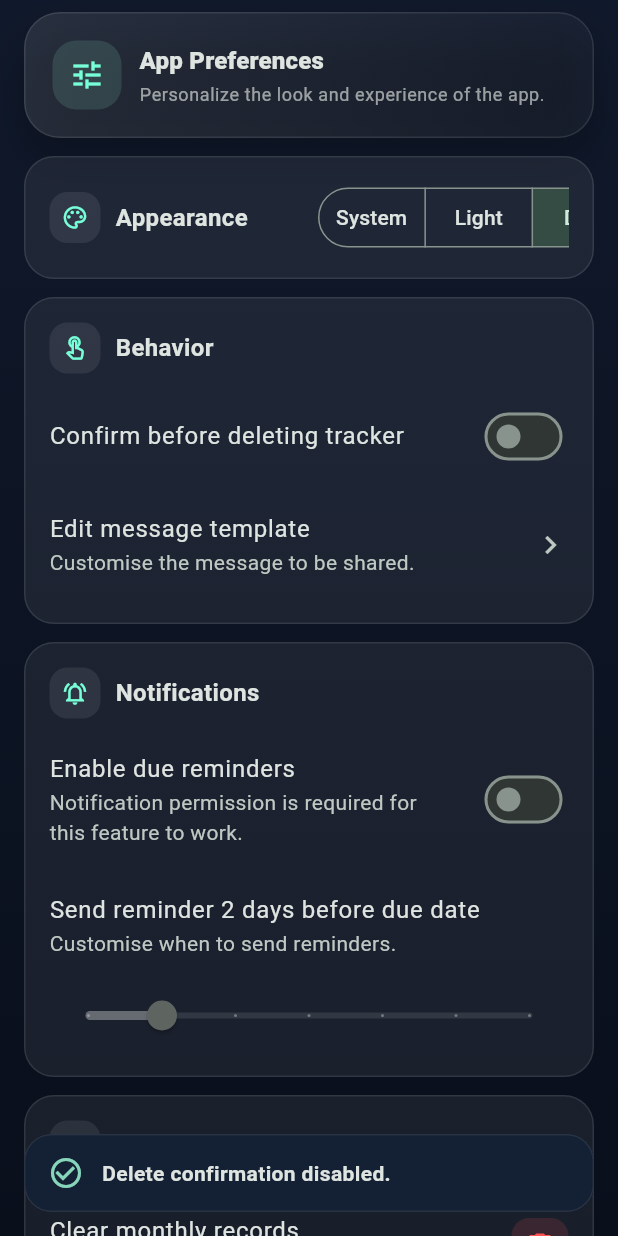
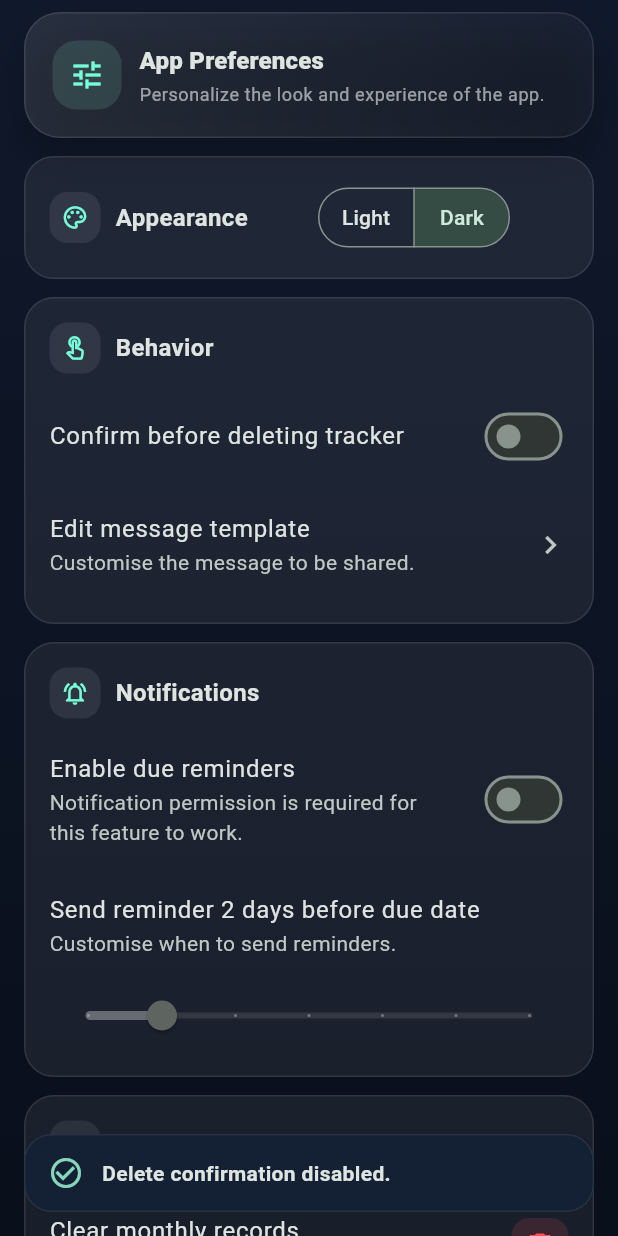
Before and after one commit to asterhyphen/rent-track-kar, a Flutter app: the SettingsPage widget shown alone on an empty page, opened directly, after a tap on "Confirm before deleting tracker", on a phone screen of 412 x 824 dp. Run offline on Flutter 3.47's test engine with Material 3 defaults, Android fonts, the phone set to English and light mode, and no system bars; our stand-ins replace flutter_local_notifications, flutter_timezone, hive, hive_flutter, share_plus, timezone; accounts and stored records are empty; Roboto replaces fonts that are missing (Avenir).

```diff
--- a/lib/screens/app_settings.dart
+++ b/lib/screens/app_settings.dart
@@ -84,8 +84,6 @@ _Pending ({pendingCount}; ₹{pendingAmount})_
 
   ThemeMode get materialThemeMode {
     switch (themeMode) {
-      case 'system':
-        return ThemeMode.system;
       case 'light':
         return ThemeMode.light;
       case 'dark':
@@ -96,7 +94,7 @@ _Pending ({pendingCount}; ₹{pendingAmount})_
 
   static String _normalizeThemeMode(Object? value) {
     final mode = (value ?? '').toString().toLowerCase();
-    if (mode == 'system' || mode == 'light' || mode == 'dark') return mode;
+    if (mode == 'light' || mode == 'dark') return mode;
     return defaults.themeMode;
   }
 
--- a/lib/screens/settings.dart
+++ b/lib/screens/settings.dart
@@ -228,7 +228,6 @@ class _SettingsPageState extends State<SettingsPage> {
               scrollDirection: Axis.horizontal,
               child: SegmentedButton<String>(
                 segments: const [
-                  ButtonSegment(value: 'system', label: Text('System')),
                   ButtonSegment(value: 'light', label: Text('Light')),
                   ButtonSegment(value: 'dark', label: Text('Dark')),
                 ],
```
Also changed, not shown: 1 other file.
